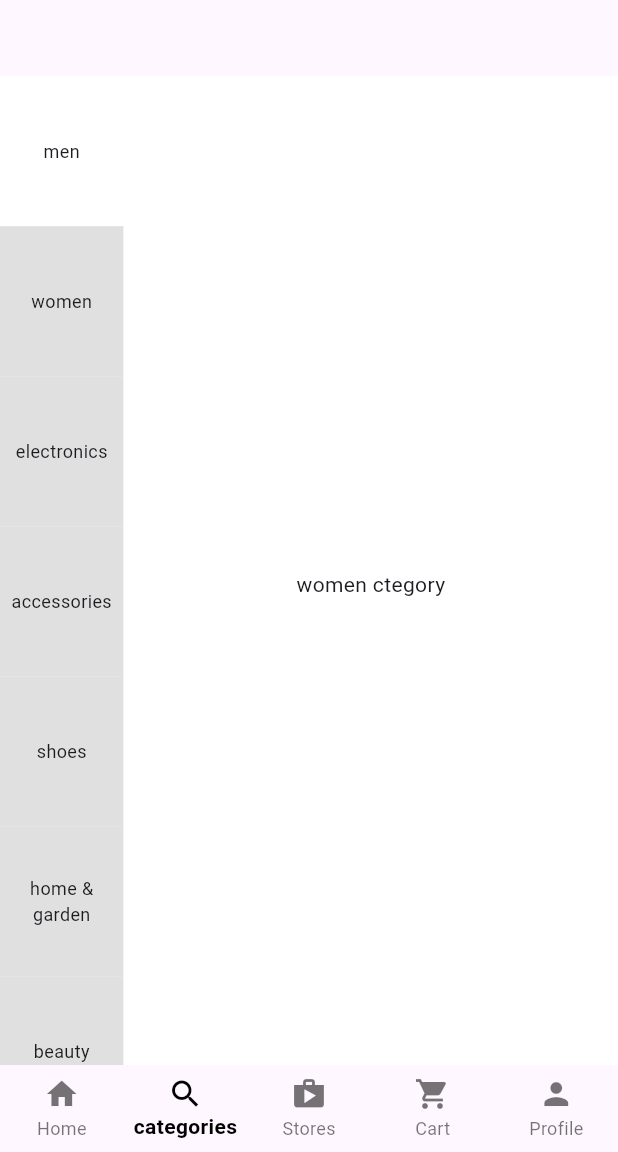
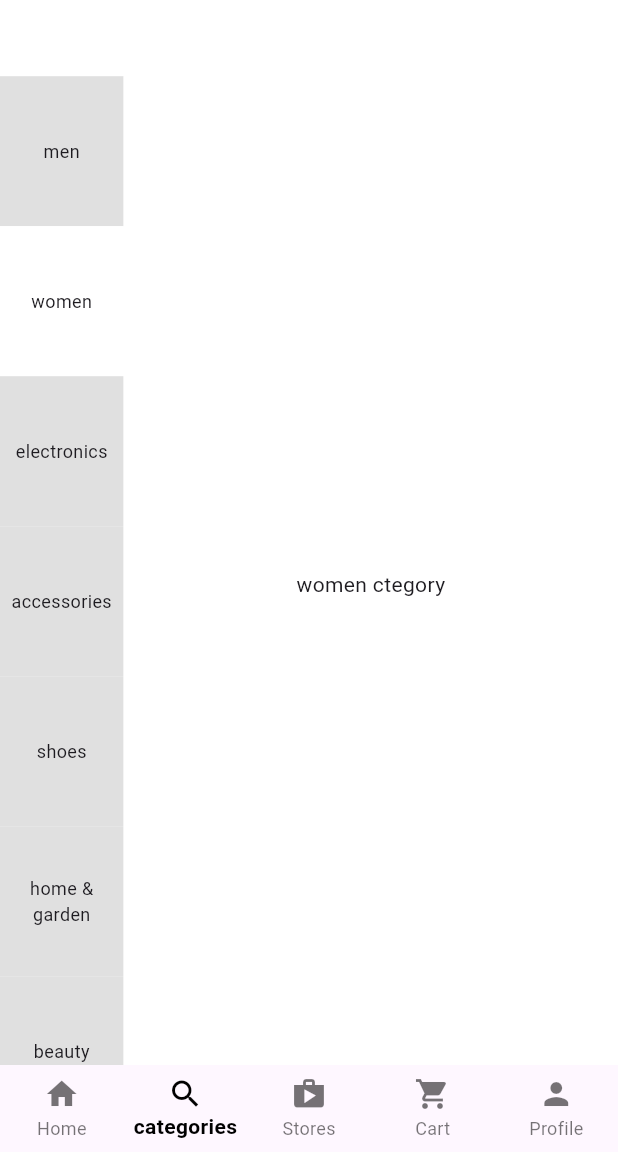
Before and after one commit to massimilianoporzio/multi_store, a Flutter app: the screen it shows after launch, item 2 of the bottom bar chosen, scrolled down 576 dp, on a phone screen of 412 x 824 dp, the part 84-1236 px from its top. Run offline on Flutter 3.47's test engine with Material 2 defaults, Android fonts, the phone set to English and light mode, and no system bars; our stand-ins replace dartz, equatable, flutter_bloc, get_it, recase, shared_preferences.

Commit message:
pageCOntroller state items selected va riguardato

```diff
--- a/lib/features/categories/presentation/pages/category_screen.dart
+++ b/lib/features/categories/presentation/pages/category_screen.dart
@@ -1,9 +1,8 @@
 import 'package:flutter/material.dart';
 import 'package:flutter_bloc/flutter_bloc.dart';
-import 'package:multi_store/features/categories/presentation/cubit/categories_cubit.dart';
-import 'package:multi_store/features/categories/presentation/widgets/categories_view.dart';
-import 'package:multi_store/features/categories/presentation/widgets/side_navigator.dart';
-import 'package:multi_store/features/search/presentation/widgets/fake_search_app_bar.dart';
+import '../cubit/categories_cubit.dart';
+
+import '../../../search/presentation/widgets/fake_search_app_bar.dart';
 
 import '../../domain/entities/category_entity.dart';
 
@@ -15,7 +14,13 @@ class CategoryScreen extends StatefulWidget {
 }
 
 class _CategoryScreenState extends State<CategoryScreen> {
-  late final List<Category> items;
+  PageController _pageController = PageController();
+
+  @override
+  void dispose() {
+    _pageController.dispose();
+    super.dispose();
+  }
 
   @override
   void initState() {
@@ -25,7 +30,11 @@ class _CategoryScreenState extends State<CategoryScreen> {
 
   @override
   Widget build(BuildContext context) {
+    return BlocBuilder<CategoriesCubit, CategoriesState>(
+      buildWhen: (previous, current) => previous != current,
+      builder: (context, state) {
         return Scaffold(
+            backgroundColor: Colors.white,
             appBar: AppBar(
               backgroundColor: Colors.white,
               elevation: 0,
@@ -33,26 +42,77 @@ class _CategoryScreenState extends State<CategoryScreen> {
             ),
             body: Stack(
               children: [
-          BlocConsumer<CategoriesCubit, CategoriesState>(
-            listener: (context, state) {
-              // TODO: implement listener
-            },
-            builder: (context, state) {
-              return Positioned(
+                Positioned(
                     bottom: 0,
                     left: 0,
-                  child: SideNavigator(
+                    child: sideNavigator(
                         items: state.mainCategories,
                         size: MediaQuery.of(context).size,
-                  ));
-            },
-          ),
+                        selectedIndex: state.mainCategories
+                            .indexWhere((element) => element.isSelected))),
                 Positioned(
                     bottom: 0,
                     right: 0,
-              child: CategoriesView(
+                    child: categoriesView(
                       size: MediaQuery.of(context).size,
                     )),
+              ],
+            ));
+      },
+    );
+  }
+
+  Widget sideNavigator(
+      {required Size size,
+      required List<Category> items,
+      required int selectedIndex}) {
+    return SizedBox(
+      height: size.height * 0.8,
+      width: size.width * 0.2,
+      child: ListView.builder(
+        itemCount: items.length,
+        itemBuilder: (context, index) => GestureDetector(
+          onTap: () {
+            context.read<CategoriesCubit>().getMainCategories(index);
+            _pageController.jumpToPage(selectedIndex);
+          },
+          child: Container(
+            color:
+                items[index].isSelected ? Colors.white : Colors.grey.shade300,
+            height: 100,
+            child: Center(
+                child: Text(
+              items[index].label,
+              textAlign: TextAlign.center,
+              style: const TextStyle(fontSize: 12),
+            )),
+          ),
+        ),
+      ),
+    );
+  }
+
+  Widget categoriesView({required Size size}) {
+    return Container(
+      color: Colors.white,
+      height: size.height * 0.8,
+      width: size.width * 0.8,
+      child: PageView(
+        controller: _pageController,
+        onPageChanged: (index) {
+          context.read<CategoriesCubit>().getMainCategories(index);
+        },
+        scrollDirection: Axis.vertical,
+        children: const [
+          Center(child: Text('men ctegory')),
+          Center(child: Text('women ctegory')),
+          Center(child: Text('electronics ctegory')),
+          Center(child: Text('accesories ctegory')),
+          Center(child: Text('shoes ctegory')),
+          Center(child: Text('home & garden ctegory')),
+          Center(child: Text('beauty ctegory')),
+          Center(child: Text('kids ctegory')),
+          Center(child: Text('bags ctegory')),
         ],
       ),
     );
--- a/lib/features/categories/presentation/widgets/categories_view.dart
+++ /dev/null
@@ -1,30 +0,0 @@
-import 'package:flutter/material.dart';
-
-class CategoriesView extends StatelessWidget {
-  final Size size;
-  const CategoriesView({super.key, required this.size});
-
-  @override
-  Widget build(BuildContext context) {
-    return Container(
-      color: Colors.white,
-      height: size.height * 0.8,
-      width: size.width * 0.8,
-      child: PageView(
-        scrollDirection: Axis.vertical,
-        children: const [
-          Center(child: Text('men ctegory')),
-          Center(child: Text('women ctegory')),
-          Center(child: Text('men ctegory')),
-          Center(child: Text('men ctegory')),
-          Center(child: Text('men ctegory')),
-          Center(child: Text('men ctegory')),
-          Center(child: Text('men ctegory')),
-          Center(child: Text('men ctegory')),
-          Center(child: Text('men ctegory')),
-          Center(child: Text('men ctegory')),
-        ],
-      ),
-    );
-  }
-}
--- a/lib/features/categories/presentation/widgets/side_navigator.dart
+++ /dev/null
@@ -1,42 +0,0 @@
-import 'package:flutter/material.dart';
-import 'package:flutter_bloc/flutter_bloc.dart';
-import 'package:multi_store/features/categories/presentation/cubit/categories_cubit.dart';
-
-import '../../domain/entities/category_entity.dart';
-
-class SideNavigator extends StatelessWidget {
-  final Size size;
-  final List<Category> items;
-  const SideNavigator({
-    Key? key,
-    required this.size,
-    required this.items,
-  }) : super(key: key);
-
-  @override
-  Widget build(BuildContext context) {
-    return SizedBox(
-      height: size.height * 0.8,
-      width: size.width * 0.2,
-      child: ListView.builder(
-        itemCount: items.length,
-        itemBuilder: (context, index) => GestureDetector(
-          onTap: () {
-            context.read<CategoriesCubit>().getMainCategories(index);
-          },
-          child: Container(
-            color:
-                items[index].isSelected ? Colors.white : Colors.grey.shade300,
-            height: 100,
-            child: Center(
-                child: Text(
-              items[index].label,
-              textAlign: TextAlign.center,
-              style: const TextStyle(fontSize: 12),
-            )),
-          ),
-        ),
-      ),
-    );
-  }
-}
```
Lines whose indentation alone changed are shown as unchanged.
